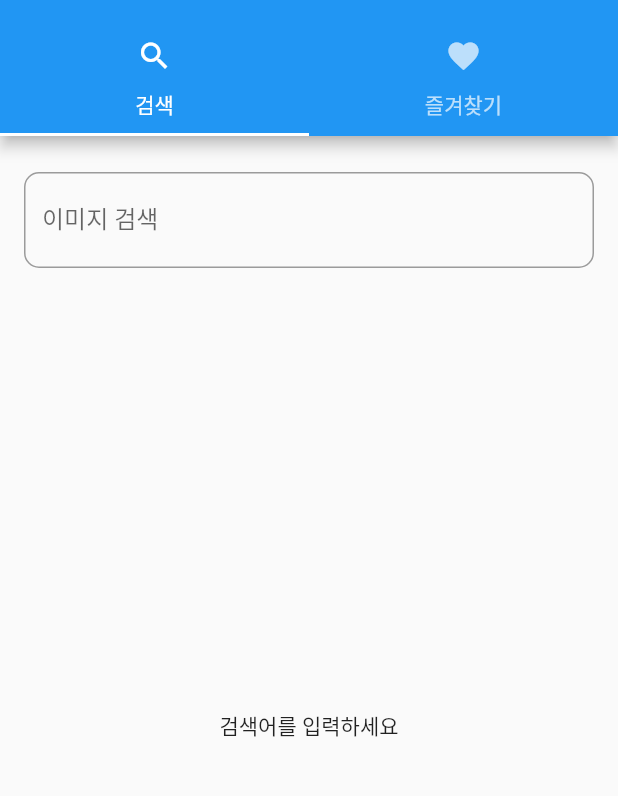
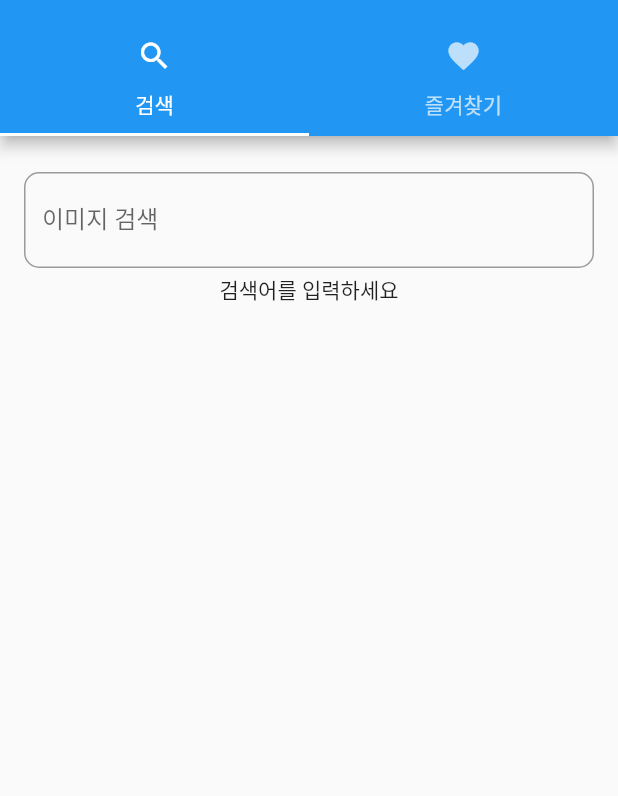
Before and after one commit to metalgeni/flutter_search_image, a Flutter app: the screen it shows after launch, on a phone screen of 412 x 824 dp, the part 59-855 px from its top. Run offline on Flutter 3.47's test engine with Material 2 defaults, Android fonts, the phone set to English and light mode, and no system bars; our stand-ins replace cached_network_image, rxdart.

Commit message:
search adjustment, add  provider

```diff
--- a/lib/kakap_api.dart
+++ b/lib/kakap_api.dart
@@ -57,7 +57,6 @@ class SearchResult {
   }
 
   bool get isPopulated => items.isNotEmpty;
-
   bool get isEmpty => items.isEmpty;
 }
 
--- a/lib/main.dart
+++ b/lib/main.dart
@@ -1,5 +1,7 @@
 import 'package:flutter/material.dart';
+import 'package:provider/provider.dart';
 import 'package:search_image/kakap_api.dart';
+import 'package:search_image/model/favorate.dart';
 import 'package:search_image/pages/page_favorate.dart';
 import 'package:search_image/pages/page_search.dart';
 
@@ -13,7 +15,11 @@ class SearchImageDemo extends StatelessWidget {
 
   @override
   Widget build(BuildContext context) {
-    return MaterialApp(
+    return MultiProvider(
+        providers: [
+          ChangeNotifierProvider(create: (_) => FavorateModel()),
+        ],
+        child: MaterialApp(
           home: DefaultTabController(
             length: 2,
             child: Scaffold(
@@ -34,6 +40,6 @@ class SearchImageDemo extends StatelessWidget {
               ),
             ),
           ),
-    );
+        ));
   }
 }
--- a/lib/pages/page_search.dart
+++ b/lib/pages/page_search.dart
@@ -56,10 +56,10 @@ class _PageSearchState extends State<PageSearch> {
                   ),
                 ),
                 Expanded(
-                  child: AnimatedSwitcher(
-                    duration: const Duration(milliseconds: 300),
-                    child: _buildChild(state),
-                  ),
+                  // child: AnimatedSwitcher(
+                  //   duration: const Duration(milliseconds: 300),
+                  child: _buildChild(state),
+                  //),
                 )
               ])
             ],
@@ -75,7 +75,11 @@ class _PageSearchState extends State<PageSearch> {
     } else if (state is SearchEmpty) {
       return const Text("결과 없음");
     } else if (state is SearchLoading) {
-      return const CircularProgressIndicator();
+      return Container(
+        alignment: FractionalOffset.center,
+        child: const CircularProgressIndicator(),
+      );
+      CircularProgressIndicator();
     } else if (state is SearchError) {
       return const Text("검색 에러");
     } else if (state is SearchPopulated) {
--- a/pubspec.yaml
+++ b/pubspec.yaml
@@ -38,6 +38,8 @@ dependencies:
   shared_preferences: ^2.0.18
   rxdart: ^0.27.7
   http: ^0.13.5
+  cached_network_image: ^3.2.3
+  provider: ^6.0.5
 
 dev_dependencies:
   flutter_test:
```
Also changed, not shown: lib/model/favorate.dart (added, +33 -0 lines), lib/search_widget/search_result_widget.dart (+73 -12 lines), pubspec.lock, 1 other file. Lines whose indentation alone changed are shown as unchanged.
